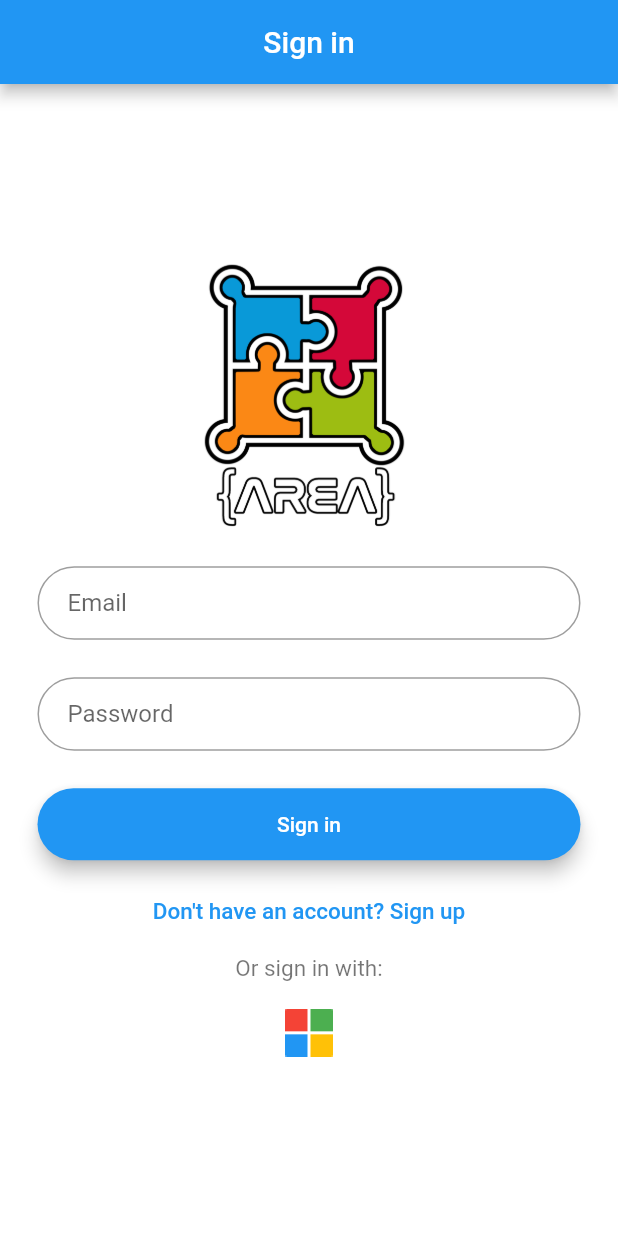
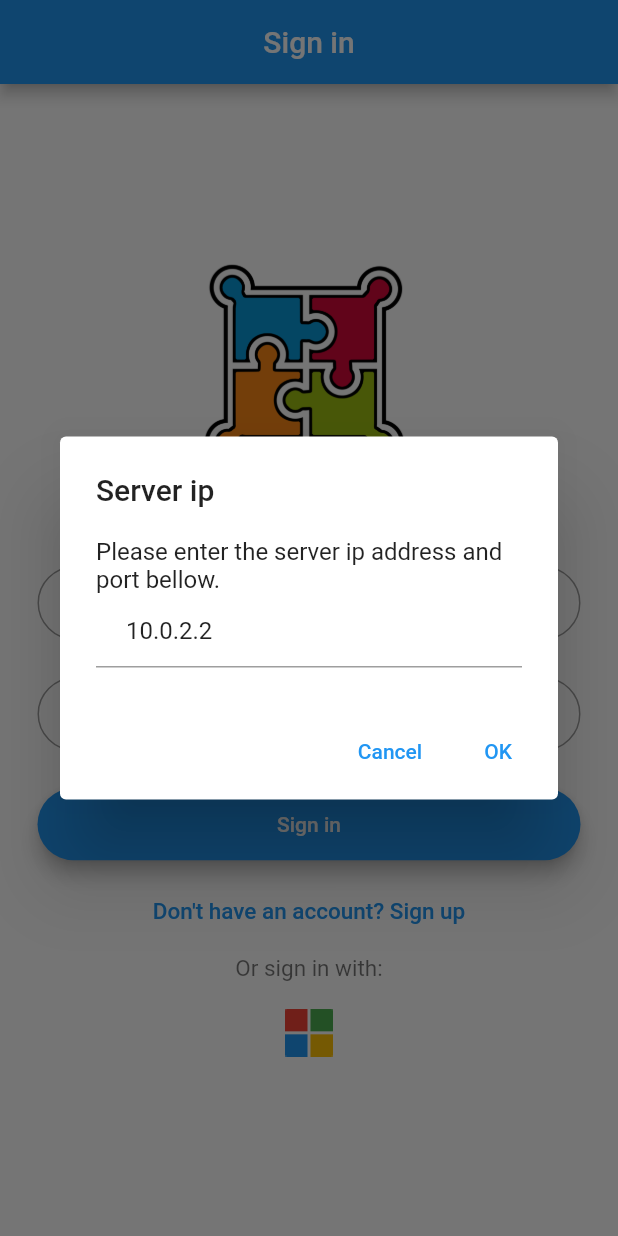
Before and after one commit to HeyShafty/Area, a Flutter app: the screen it shows after launch, after a tap on "Sign in", on a phone screen of 412 x 824 dp. Run offline on Flutter 3.47's test engine with Material 2 defaults, Android fonts, the light colour scheme and no system bars; our stand-ins replace fluttertoast; missing offline and left inert: msal_flutter.

Commit message:
[MOBILE] feat(server ip address, forms validation): adding alertDialog in order to ask the user to enter the server ip address at the start of the application. Adding form validation for sign in and sign up.

```diff
--- a/mobile/lib/login.dart
+++ b/mobile/lib/login.dart
@@ -1,3 +1,7 @@
+import 'dart:async';
+import 'dart:developer' as developer;
+import 'dart:io';
+
 import 'package:area/register.dart';
 import 'package:area/services/area_service.dart';
 import 'package:flutter/cupertino.dart';
@@ -5,12 +9,30 @@ import 'package:flutter/material.dart';
 import 'package:fluttertoast/fluttertoast.dart';
 import 'package:msal_flutter/msal_flutter.dart';
 
-class Login extends StatelessWidget {
+class Login extends StatefulWidget {
+  @override
+  _LoginState createState() => _LoginState();
+}
+
+class _LoginState extends State<Login> {
+  static const String TENANT_ID = "901cb4ca-b862-4029-9306-e5cd0f6d9f86";
+  static const String APP_ID = "24ffcb55-7348-48a4-bbe7-c6c5b3763578";
+  static const String SERVER_SCOPE = "api://db074310-a1fb-45a3-8dd9-8462d3f688f8/user.base.read";
+
+  final AreaService areaServiceInstance = AreaService();
+  String _emailError;
+  String _passwordError;
+  TextEditingController _emailController = TextEditingController();
+  TextEditingController _passwordController = TextEditingController();
+
+  @override
+  void initState() {
+    super.initState();
+    Timer.run(() => this.showServerIpAlertDialog(context));
+  }
+
   @override
   Widget build(BuildContext context) {
-    TextEditingController usernameController = TextEditingController();
-    TextEditingController passwordController = TextEditingController();
-
     return Scaffold(
         backgroundColor: Colors.white,
         appBar: AppBar(
@@ -34,25 +56,23 @@ class Login extends StatelessWidget {
                         padding: const EdgeInsets.only(top: 10.0),
                         child: TextField(
                           obscureText: false,
-                          controller: usernameController,
+                          controller: this._emailController,
                           decoration: InputDecoration(
-                              contentPadding:
-                                  EdgeInsets.fromLTRB(20.0, 15.0, 20.0, 15.0),
+                              contentPadding: EdgeInsets.fromLTRB(20.0, 15.0, 20.0, 15.0),
+                              errorText: this._emailError,
                               hintText: "Email",
-                              border: OutlineInputBorder(
-                                  borderRadius: BorderRadius.circular(32.0))),
+                              border: OutlineInputBorder(borderRadius: BorderRadius.circular(32.0))),
                         )),
                     Padding(
                       padding: const EdgeInsets.only(top: 25.0),
                       child: TextField(
                         obscureText: true,
-                        controller: passwordController,
+                        controller: this._passwordController,
                         decoration: InputDecoration(
-                            contentPadding:
-                                EdgeInsets.fromLTRB(20.0, 15.0, 20.0, 15.0),
+                            contentPadding: EdgeInsets.fromLTRB(20.0, 15.0, 20.0, 15.0),
+                            errorText: this._passwordError,
                             hintText: "Password",
-                            border: OutlineInputBorder(
-                                borderRadius: BorderRadius.circular(32.0))),
+                            border: OutlineInputBorder(borderRadius: BorderRadius.circular(32.0))),
                       ),
                     ),
                     Padding(
@@ -63,9 +83,11 @@ class Login extends StatelessWidget {
                         color: Theme.of(context).primaryColor,
                         child: MaterialButton(
                             minWidth: (MediaQuery.of(context).size.width),
-                            padding:
-                                EdgeInsets.fromLTRB(20.0, 15.0, 20.0, 15.0),
-                            onPressed: () {},
+                            padding: EdgeInsets.fromLTRB(20.0, 15.0, 20.0, 15.0),
+                            onPressed: () {
+                              this.signInWithCredentials(
+                                  this._emailController.value.text, this._passwordController.value.text);
+                            },
                             child: Text(
                               'Sign in',
                               style: TextStyle(color: Colors.white),
@@ -100,23 +122,26 @@ class Login extends StatelessWidget {
   }
 
   void openRegisterPage(BuildContext context) {
-    Navigator.push(
-        context, MaterialPageRoute(builder: (context) => Register()));
+    Navigator.push(context, MaterialPageRoute(builder: (context) => Register()));
   }
 
   Future<void> officeOauth() async {
-    var pca = await PublicClientApplication.createPublicClientApplication(
-        "24ffcb55-7348-48a4-bbe7-c6c5b3763578",
-        authority:
-            "https://login.microsoftonline.com/901cb4ca-b862-4029-9306-e5cd0f6d9f86");
+    var pca = await PublicClientApplication.createPublicClientApplication(APP_ID,
+        authority: "https://login.microsoftonline.com/" + TENANT_ID);
 
     try {
-      String token = await pca.acquireToken(
-          ["api://db074310-a1fb-45a3-8dd9-8462d3f688f8/user.base.read"]);
-      AreaService().accessToken = token;
+      String token = await pca.acquireToken([SERVER_SCOPE, "offline_access"]);
+      developer.log(token);
+      developer.log(this.areaServiceInstance.serverIp);
+      this.areaServiceInstance.accessToken = token;
     } on MsalException {
+      this.showToast("Could not log in with Microsoft.");
+    }
+  }
+
+  void showToast(String message) {
     Fluttertoast.showToast(
-          msg: "Something went wrong...",
+        msg: message,
         toastLength: Toast.LENGTH_SHORT,
         gravity: ToastGravity.BOTTOM,
         timeInSecForIosWeb: 1,
@@ -124,5 +149,77 @@ class Login extends StatelessWidget {
         textColor: Colors.white,
         fontSize: 16.0);
   }
+
+  bool isFormValid(String email, String password) {
+    bool isValid = true;
+    String emailErrorMessage;
+    String passwordErrorMessage;
+
+    if (email.length == 0) {
+      emailErrorMessage = "Email must not be empty";
+      isValid = false;
+    }
+    if (RegExp(r'^(([^<>()[\]\\.,;:\s@\"]+(\.[^<>()[\]\\.,;:\s@\"]+)*)|(\".+\"))@((\[[0-9]{1,3}\.[0-9]{1,3}\.[0-9]{1,3}\.[0-9]{1,3}\])|(([a-zA-Z\-0-9]+\.)+[a-zA-Z]{2,}))$')
+            .hasMatch(email) ==
+        false) {
+      emailErrorMessage = "Invalid email";
+      isValid = false;
+    }
+    if (password.length < 3) {
+      passwordErrorMessage = "Password must be formed of at list 3 characters";
+      isValid = false;
+    }
+    this.setState(() {
+      this._emailError = emailErrorMessage;
+      this._passwordError = passwordErrorMessage;
+    });
+    return isValid;
+  }
+
+  void signInWithCredentials(String email, String password) {
+    if (this.isFormValid(email, password) == false) {
+      return;
     }
   }
+
+  Future<void> showServerIpAlertDialog(BuildContext context) {
+    TextEditingController serverIpController = TextEditingController(text: '10.0.2.2');
+
+    return showDialog(
+      context: context,
+      barrierDismissible: false, // user must tap button!
+      builder: (BuildContext context) {
+        return AlertDialog(
+          title: Text('Server ip'),
+          content: SingleChildScrollView(
+            child: ListBody(
+              children: <Widget>[
+                Text('Please enter the server ip address and port bellow.'),
+                TextField(
+                  obscureText: false,
+                  controller: serverIpController,
+                  decoration: InputDecoration(
+                    contentPadding: EdgeInsets.fromLTRB(20.0, 15.0, 20.0, 15.0),
+                    hintText: "127.0.0.1",
+                  ),
+                ),
+              ],
+            ),
+          ),
+          actions: <Widget>[
+            TextButton(onPressed: () => exit(0), child: Text('Cancel')),
+            TextButton(
+                onPressed: () {
+                  if (serverIpController.value.text == "") {
+                    return;
+                  }
+                  this.areaServiceInstance.serverIp = serverIpController.value.text;
+                  Navigator.of(context).pop();
+                },
+                child: Text('OK')),
+          ],
+        );
+      },
+    );
+  }
+}
--- a/mobile/lib/services/area_service.dart
+++ b/mobile/lib/services/area_service.dart
@@ -1,9 +1,7 @@
 class AreaService {
   static final AreaService _singleton = AreaService._internal();
-
-  String get accessToken => accessToken;
-
-  set accessToken(String value) => accessToken = value;
+  String accessToken = "";
+  String serverIp = "";
 
   factory AreaService() {
     return _singleton;
```
Also changed, not shown: mobile/lib/register.dart (+69 -26 lines). Lines whose indentation alone changed are shown as unchanged.
